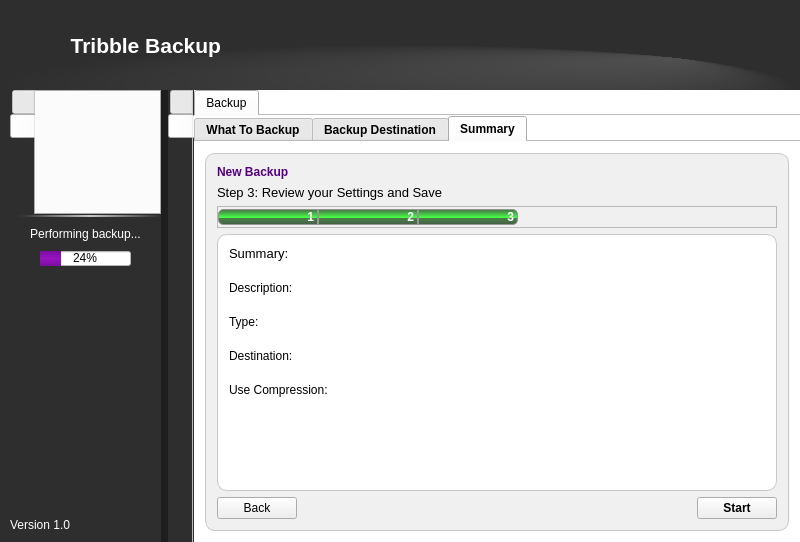
Old version of the form qt/backup2/mainwindow.ui in the repository darkstar62/tribble-backup.
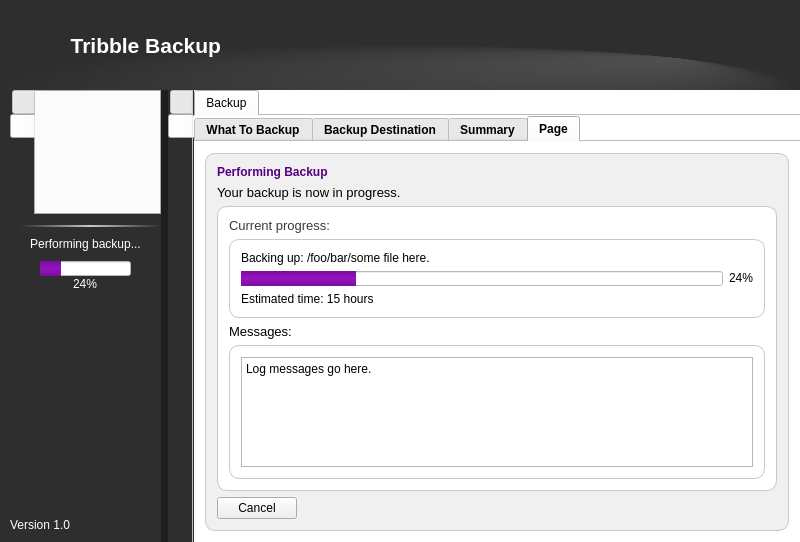
New version of the form. The open tabs and pages were chosen to show the change. Icons and pictures are not drawn.

Commit message:
Add a label management dialog, plumb through main interface.
This change adds a label management dialog which populates itself with the
labels contained in the specified backup library.  The user can then choose a
label to backup against, and optionally rename or create one.

```diff
--- a/qt/backup2/mainwindow.ui
+++ b/qt/backup2/mainwindow.ui
@@ -170,7 +170,7 @@
          </property>
          <layout class="QVBoxLayout" name="verticalLayout_11">
           <property name="spacing">
-           <number>0</number>
+           <number>10</number>
           </property>
           <property name="leftMargin">
            <number>0</number>
@@ -283,7 +283,7 @@
            </widget>
           </item>
           <item>
-           <widget class="QLabel" name="label_15">
+           <widget class="QLabel" name="general_separator">
             <property name="sizePolicy">
              <sizepolicy hsizetype="Fixed" vsizetype="Fixed">
               <horstretch>0</horstretch>
@@ -297,7 +297,7 @@
              </size>
             </property>
             <property name="styleSheet">
-             <string notr="true">#label_15 {
+             <string notr="true">#general_separator {
   padding: 15px;
   margin-left: 10px;
   padding-bottom: 10px;
@@ -323,11 +323,10 @@
            </widget>
           </item>
           <item>
-           <widget class="QLabel" name="label_17">
+           <widget class="QLabel" name="general_info">
             <property name="styleSheet">
-             <string notr="true">#label_17 {
-  padding-top: 10px;
-  padding-bottom: 10px;
+             <string notr="true">#general_info {
+  color: white;
 }</string>
             </property>
             <property name="text">
@@ -339,7 +338,7 @@
            </widget>
           </item>
           <item>
-           <widget class="QProgressBar" name="progressBar">
+           <widget class="QProgressBar" name="general_progress">
             <property name="sizePolicy">
              <sizepolicy hsizetype="Preferred" vsizetype="Fixed">
               <horstretch>0</horstretch>
@@ -349,15 +348,17 @@
             <property name="maximumSize">
              <size>
               <width>16777215</width>
-              <height>15</height>
+              <height>30</height>
              </size>
             </property>
             <property name="styleSheet">
              <string notr="true">QProgressBar {
   margin-left: 30px;
   margin-right: 30px;
+  margin-bottom: 15px;
   
   background-color: rgb(255, 255, 255);
+  color: white;
 }
 
 QProgressBar::chunk {
@@ -368,7 +369,7 @@
              <number>24</number>
             </property>
             <property name="alignment">
-             <set>Qt::AlignCenter</set>
+             <set>Qt::AlignBottom|Qt::AlignHCenter</set>
             </property>
             <property name="textVisible">
              <bool>true</bool>
@@ -623,7 +624,7 @@
                   <enum>QTabWidget::Rounded</enum>
                  </property>
                  <property name="currentIndex">
-                  <number>1</number>
+                  <number>2</number>
                  </property>
                  <property name="elideMode">
                   <enum>Qt::ElideNone</enum>
@@ -1408,6 +1409,19 @@
                               </item>
                              </layout>
                             </item>
+                            <item>
+                             <spacer name="verticalSpacer">
+                              <property name="orientation">
+                               <enum>Qt::Vertical</enum>
+                              </property>
+                              <property name="sizeHint" stdset="0">
+                               <size>
+                                <width>20</width>
+                                <height>40</height>
+                               </size>
+                              </property>
+                             </spacer>
+                            </item>
                             <item>
                              <widget class="QFrame" name="frame_5">
                               <property name="frameShape">
@@ -1437,40 +1451,39 @@
                                 </spacer>
                                </item>
                                <item>
-                                <widget class="QLabel" name="manage_labels_link">
+                                <widget class="QPushButton" name="manage_labels_button">
                                  <property name="sizePolicy">
-                                  <sizepolicy hsizetype="Fixed" vsizetype="Fixed">
+                                  <sizepolicy hsizetype="Preferred" vsizetype="Preferred">
                                    <horstretch>0</horstretch>
                                    <verstretch>0</verstretch>
                                   </sizepolicy>
                                  </property>
+                                 <property name="minimumSize">
+                                  <size>
+                                   <width>0</width>
+                                   <height>20</height>
+                                  </size>
+                                 </property>
                                  <property name="cursor">
                                   <cursorShape>PointingHandCursor</cursorShape>
                                  </property>
+                                 <property name="styleSheet">
+                                  <string notr="true">#manage_labels_button {
+  color: blue;
+  text-decoration: underline;
+}</string>
+                                 </property>
                                  <property name="text">
-                                  <string>&lt;html&gt;&lt;head/&gt;&lt;body&gt;&lt;p&gt;&lt;span style=&quot; text-decoration: underline; color:#0000ff;&quot;&gt;Manage Labels&lt;/span&gt;&lt;/p&gt;&lt;/body&gt;&lt;/html&gt;</string>
+                                  <string>Manage Labels</string>
                                  </property>
-                                 <property name="alignment">
-                                  <set>Qt::AlignRight|Qt::AlignTrailing|Qt::AlignVCenter</set>
+                                 <property name="flat">
+                                  <bool>true</bool>
                                  </property>
                                 </widget>
                                </item>
                               </layout>
                              </widget>
                             </item>
-                            <item>
-                             <spacer name="verticalSpacer_6">
-                              <property name="orientation">
-                               <enum>Qt::Vertical</enum>
-                              </property>
-                              <property name="sizeHint" stdset="0">
-                               <size>
-                                <width>20</width>
-                                <height>40</height>
-                               </size>
-                              </property>
-                             </spacer>
-                            </item>
                            </layout>
                           </widget>
                          </item>
@@ -1839,6 +1852,20 @@
                              </property>
                             </widget>
                            </item>
+                           <item row="4" column="0">
+                            <widget class="QLabel" name="label_14">
+                             <property name="text">
+                              <string>Label:</string>
+                             </property>
+                            </widget>
+                           </item>
+                           <item row="4" column="1">
+                            <widget class="QLabel" name="summary_label">
+                             <property name="text">
+                              <string/>
+                             </property>
+                            </widget>
+                           </item>
                           </layout>
                          </item>
                          <item>
@@ -1913,6 +1940,262 @@
                    </item>
                   </layout>
                  </widget>
+                 <widget class="QWidget" name="tab_2">
+                  <attribute name="title">
+                   <string>Page</string>
+                  </attribute>
+                  <layout class="QVBoxLayout" name="verticalLayout">
+                   <item>
+                    <widget class="QFrame" name="frame_14">
+                     <property name="styleSheet">
+                      <string notr="true">QFrame#frame_14 {
+  border: 1px solid rgb(200, 200, 200, 255);
+  border-radius: 10px;
+  background-color: rgb(240, 240, 240, 255);
+}</string>
+                     </property>
+                     <property name="frameShape">
+                      <enum>QFrame::StyledPanel</enum>
+                     </property>
+                     <property name="frameShadow">
+                      <enum>QFrame::Raised</enum>
+                     </property>
+                     <layout class="QVBoxLayout" name="verticalLayout_33">
+                      <item>
+                       <widget class="QLabel" name="label_46">
+                        <property name="styleSheet">
+                         <string notr="true">background: none;</string>
+                        </property>
+                        <property name="text">
+                         <string>&lt;html&gt;&lt;head/&gt;&lt;body&gt;&lt;p&gt;&lt;span style=&quot; font-size:9pt; font-weight:600; color:#55007f;&quot;&gt;Performing Backup&lt;/span&gt;&lt;/p&gt;&lt;/body&gt;&lt;/html&gt;</string>
+                        </property>
+                        <property name="textFormat">
+                         <enum>Qt::RichText</enum>
+                        </property>
+                       </widget>
+                      </item>
+                      <item>
+                       <widget class="QLabel" name="label_19">
+                        <property name="text">
+                         <string>&lt;html&gt;&lt;head/&gt;&lt;body&gt;&lt;p&gt;&lt;span style=&quot; font-size:10pt;&quot;&gt;Your backup is now in progress.&lt;/span&gt;&lt;/p&gt;&lt;/body&gt;&lt;/html&gt;</string>
+                        </property>
+                       </widget>
+                      </item>
+                      <item>
+                       <widget class="QFrame" name="frame_31">
+                        <property name="minimumSize">
+                         <size>
+                          <width>0</width>
+                          <height>0</height>
+                         </size>
+                        </property>
+                        <property name="styleSheet">
+                         <string notr="true">QFrame#frame_31 {
+  border: 1px solid rgb(200, 200, 200, 255);
+  border-radius: 10px;
+  background-color: white;
+}</string>
+                        </property>
+                        <property name="frameShape">
+                         <enum>QFrame::StyledPanel</enum>
+                        </property>
+                        <property name="frameShadow">
+                         <enum>QFrame::Raised</enum>
+                        </property>
+                        <layout class="QVBoxLayout" name="verticalLayout_34">
+                         <item>
+                          <widget class="QLabel" name="label_47">
+                           <property name="sizePolicy">
+                            <sizepolicy hsizetype="Preferred" vsizetype="Fixed">
+                             <horstretch>0</horstretch>
+                             <verstretch>0</verstretch>
+                            </sizepolicy>
+                           </property>
+                           <property name="minimumSize">
+                            <size>
+                             <width>0</width>
+                             <height>0</height>
+                            </size>
+                           </property>
+                           <property name="maximumSize">
+                            <size>
+                             <width>16777215</width>
+                             <height>16777215</height>
+                            </size>
+                           </property>
+                           <property name="text">
+                            <string>&lt;html&gt;&lt;head/&gt;&lt;body&gt;&lt;p&gt;&lt;span style=&quot; font-size:10pt; color:#3a3a3a;&quot;&gt;Current progress:&lt;/span&gt;&lt;/p&gt;&lt;/body&gt;&lt;/html&gt;</string>
+                           </property>
+                          </widget>
+                         </item>
+                         <item>
+                          <widget class="QFrame" name="frame_32">
+                           <property name="sizePolicy">
+                            <sizepolicy hsizetype="Preferred" vsizetype="Fixed">
+                             <horstretch>0</horstretch>
+                             <verstretch>0</verstretch>
+                            </sizepolicy>
+                           </property>
+                           <property name="minimumSize">
+                            <size>
+                             <width>0</width>
+                             <height>0</height>
+                            </size>
+                           </property>
+                           <property name="maximumSize">
+                            <size>
+                             <width>16777215</width>
+                             <height>16777215</height>
+                            </size>
+                           </property>
+                           <property name="styleSheet">
+                            <string notr="true">QFrame#frame_32 {
+  border: 1px solid rgb(200, 200, 200, 255);
+  border-radius: 10px;
+  background-color: white;
+}</string>
+                           </property>
+                           <property name="frameShape">
+                            <enum>QFrame::StyledPanel</enum>
+                           </property>
+                           <property name="frameShadow">
+                            <enum>QFrame::Raised</enum>
+                           </property>
+                           <layout class="QVBoxLayout" name="verticalLayout_35">
+                            <item>
+                             <widget class="QLabel" name="backup_current_op_label">
+                              <property name="sizePolicy">
+                               <sizepolicy hsizetype="Preferred" vsizetype="Fixed">
+                                <horstretch>0</horstretch>
+                                <verstretch>0</verstretch>
+                               </sizepolicy>
+                              </property>
+                              <property name="text">
+                               <string>Backing up: /foo/bar/some file here.</string>
+                              </property>
+                              <property name="wordWrap">
+                               <bool>true</bool>
+                              </property>
+                             </widget>
+                            </item>
+                            <item>
+                             <widget class="QProgressBar" name="backup_progress">
+                              <property name="maximumSize">
+                               <size>
+                                <width>16777215</width>
+                                <height>15</height>
+                               </size>
+                              </property>
+                              <property name="styleSheet">
+                               <string notr="true">QProgressBar {
+  margin-right: 30px;
+  
+  background-color: rgb(255, 255, 255);
+}
+
+QProgressBar::chunk {
+	background-color: qlineargradient(spread:pad, x1:0, y1:0, x2:0, y2:1, stop:0 rgba(123, 13, 160, 255), stop: 0.5 rgba(150, 20, 190, 255), stop:1 rgba(123, 13, 160, 255));
+}</string>
+                              </property>
+                              <property name="value">
+                               <number>24</number>
+                              </property>
+                              <property name="alignment">
+                               <set>Qt::AlignRight|Qt::AlignTrailing|Qt::AlignVCenter</set>
+                              </property>
+                             </widget>
+                            </item>
+                            <item>
+                             <widget class="QLabel" name="backup_estimated_time_label">
+                              <property name="text">
+                               <string>Estimated time: 15 hours</string>
+                              </property>
+                             </widget>
+                            </item>
+                           </layout>
+                          </widget>
+                         </item>
+                         <item>
+                          <widget class="QLabel" name="label_48">
+                           <property name="sizePolicy">
+                            <sizepolicy hsizetype="Preferred" vsizetype="Fixed">
+                             <horstretch>0</horstretch>
+                             <verstretch>0</verstretch>
+                            </sizepolicy>
+                           </property>
+                           <property name="text">
+                            <string>&lt;html&gt;&lt;head/&gt;&lt;body&gt;&lt;p&gt;&lt;span style=&quot; font-size:10pt;&quot;&gt;Messages:&lt;/span&gt;&lt;/p&gt;&lt;/body&gt;&lt;/html&gt;</string>
+                           </property>
+                          </widget>
+                         </item>
+                         <item>
+                          <widget class="QFrame" name="frame_33">
+                           <property name="styleSheet">
+                            <string notr="true">QFrame#frame_33 {
+  border: 1px solid rgb(200, 200, 200, 255);
+  border-radius: 10px;
+  background-color: white;
+}</string>
+                           </property>
+                           <property name="frameShape">
+                            <enum>QFrame::StyledPanel</enum>
+                           </property>
+                           <property name="frameShadow">
+                            <enum>QFrame::Raised</enum>
+                           </property>
+                           <layout class="QHBoxLayout" name="horizontalLayout_27">
+                            <item>
+                             <widget class="QPlainTextEdit" name="backup_log_area">
+                              <property name="plainText">
+                               <string>Log messages go here.</string>
+                              </property>
+                             </widget>
+                            </item>
+                           </layout>
+                          </widget>
+                         </item>
+                        </layout>
+                       </widget>
+                      </item>
+                      <item>
+                       <layout class="QHBoxLayout" name="horizontalLayout_28">
+                        <item>
+                         <widget class="QPushButton" name="backup_cancel_button">
+                          <property name="sizePolicy">
+                           <sizepolicy hsizetype="Preferred" vsizetype="Preferred">
+                            <horstretch>0</horstretch>
+                            <verstretch>0</verstretch>
+                           </sizepolicy>
+                          </property>
+                          <property name="text">
+                           <string>Cancel</string>
+                          </property>
+                          <property name="icon">
+                           <iconset resource="Graphics.qrc">
+                            <normaloff>:/icons/graphics/1363245997_stop.png</normaloff>:/icons/graphics/1363245997_stop.png</iconset>
+                          </property>
+                         </widget>
+                        </item>
+                        <item>
+                         <spacer name="horizontalSpacer_13">
+                          <property name="orientation">
+                           <enum>Qt::Horizontal</enum>
+                          </property>
+                          <property name="sizeHint" stdset="0">
+                           <size>
+                            <width>40</width>
+                            <height>20</height>
+                           </size>
+                          </property>
+                         </spacer>
+                        </item>
+                       </layout>
+                      </item>
+                     </layout>
+                    </widget>
+                   </item>
+                  </layout>
+                 </widget>
                 </widget>
                </item>
               </layout>
```
The commit also changes 10 other files.
